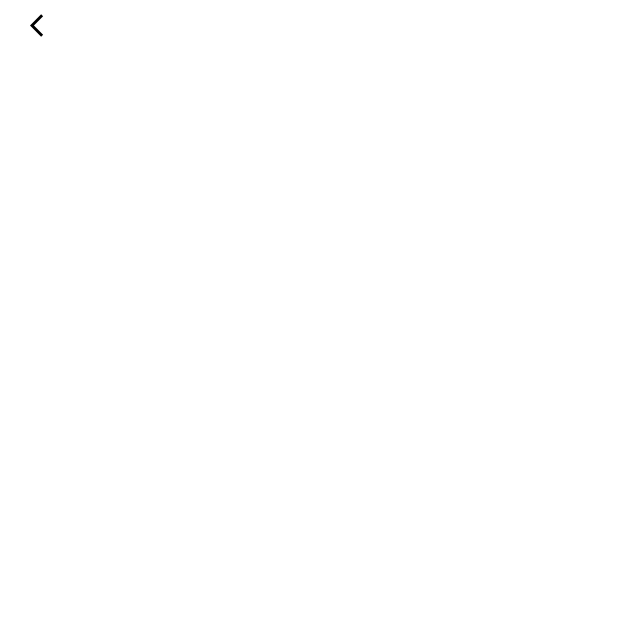
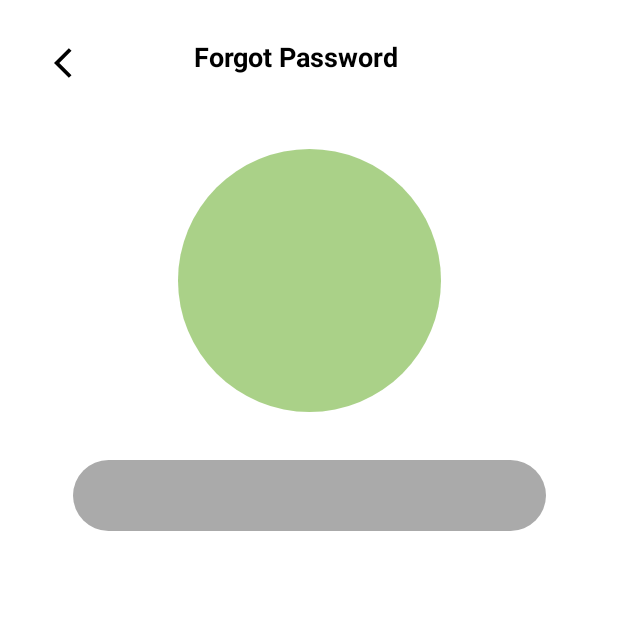
Before and after one commit to ferdiallen/EcoBikeAlpha, an Android app built with Jetpack Compose: the forgot_pw screen opened through its navigation route, on a phone screen of 412 x 824 dp, the top half of it. Before the commit the part shown is almost empty. Run offline under Robolectric (Android 15) with nearby library versions, the phone set to English and light mode, and no system bars; our stand-ins replace accompanist.

Commit message:
Small updates

```diff
--- a/app/src/main/java/com/tia/ecobike/MainActivity.kt
+++ b/app/src/main/java/com/tia/ecobike/MainActivity.kt
@@ -6,12 +6,9 @@ import androidx.activity.compose.setContent
 import androidx.compose.foundation.ExperimentalFoundationApi
 import androidx.compose.foundation.isSystemInDarkTheme
 import androidx.compose.material.ExperimentalMaterialApi
-import androidx.compose.material.MaterialTheme
 import androidx.compose.runtime.Composable
-import androidx.compose.runtime.SideEffect
 import androidx.compose.runtime.getValue
 import androidx.compose.ui.graphics.Color
-import androidx.core.view.WindowCompat
 import androidx.navigation.NavHostController
 import androidx.navigation.compose.NavHost
 import androidx.navigation.compose.composable
@@ -73,7 +70,7 @@ fun AdminController(nav: NavHostController) {
             LoginDisplays(navcon = nav)
         }
         composable(route = NavigatorQueue.Forgot.route) {
-            ForgotDisplay()
+            ForgotDisplay(nav)
         }
     }
 }
--- a/app/src/main/java/com/tia/ecobike/navigation/ForgotPasswordDisplay.kt
+++ b/app/src/main/java/com/tia/ecobike/navigation/ForgotPasswordDisplay.kt
@@ -1,21 +1,33 @@
 package com.tia.ecobike.navigation
 
 import androidx.compose.foundation.ExperimentalFoundationApi
+import androidx.compose.foundation.background
 import androidx.compose.foundation.layout.*
 import androidx.compose.foundation.relocation.BringIntoViewRequester
+import androidx.compose.foundation.shape.CircleShape
+import androidx.compose.foundation.shape.RoundedCornerShape
 import androidx.compose.material.Icon
+import androidx.compose.material.IconButton
+import androidx.compose.material.Text
 import androidx.compose.material.icons.Icons
 import androidx.compose.material.icons.filled.ArrowBackIos
 import androidx.compose.runtime.*
 import androidx.compose.runtime.saveable.rememberSaveable
 import androidx.compose.ui.Alignment
+import androidx.compose.ui.Alignment.Companion.CenterHorizontally
 import androidx.compose.ui.Modifier
-import androidx.compose.ui.tooling.preview.Preview
+import androidx.compose.ui.draw.clip
+import androidx.compose.ui.text.font.FontWeight
+import androidx.compose.ui.text.style.TextAlign
 import androidx.compose.ui.unit.dp
+import androidx.compose.ui.unit.sp
+import androidx.navigation.NavHostController
+import com.tia.ecobike.ui.theme.Greenify
+import com.tia.ecobike.ui.theme.GreyLight
 
 @ExperimentalFoundationApi
 @Composable
-fun ForgotDisplay() {
+fun ForgotDisplay(nav: NavHostController) {
     var newpassword by rememberSaveable {
         mutableStateOf("")
     }
@@ -27,14 +39,46 @@ fun ForgotDisplay() {
     ) {
         Box(
             modifier = Modifier
-                .fillMaxWidth()
-                .height(26.dp)
+                .fillMaxWidth(0.9F)
+                .height(55.dp)
+                .padding(start = 24.dp, top = 28.dp), contentAlignment = Alignment.TopCenter
         ) {
-            Icon(
-                imageVector = Icons.Default.ArrowBackIos,
-                contentDescription = "Back Arrow",
-                modifier = Modifier.align(Alignment.TopStart).padding(start = 20.dp,top = 8.dp)
+            IconButton(
+                onClick = {},
+                modifier = Modifier
+                    .align(Alignment.TopStart)
+            ) {
+                Icon(
+                    imageVector = Icons.Default.ArrowBackIos,
+                    contentDescription = "Back Arrow"
+                )
+            }
+            Text(
+                text = "Forgot Password",
+                fontWeight = FontWeight.Bold,
+                textAlign = TextAlign.Center, fontSize = 18.sp
             )
+        }
+        Spacer(modifier = Modifier.height(44.dp))
+        Box(
+            modifier = Modifier
+                .size(175.dp, 175.dp)
+                .clip(CircleShape)
+                .background(Greenify.copy(alpha = 0.7F))
+                .align(CenterHorizontally)
+        ) {
+
+        }
+        Spacer(modifier = Modifier.height(32.dp))
+        Box(
+            modifier = Modifier
+                .width(315.dp)
+                .height(47.dp)
+                .clip(RoundedCornerShape(24.dp))
+                .background(GreyLight)
+                .align(CenterHorizontally)
+        ) {
+
         }
     }
 
--- a/app/src/main/java/com/tia/ecobike/ui/theme/Color.kt
+++ b/app/src/main/java/com/tia/ecobike/ui/theme/Color.kt
@@ -7,4 +7,4 @@ val Purple500 = Color(0xFF6200EE)
 val Purple700 = Color(0xFF3700B3)
 val Teal200 = Color(0xFF03DAC5)
 val Greenify = Color(0xFF87BE56)
-val GreyLight = Color(0xFFCFCFCF)
+val GreyLight = Color(0xFFAAAAAA)
```
